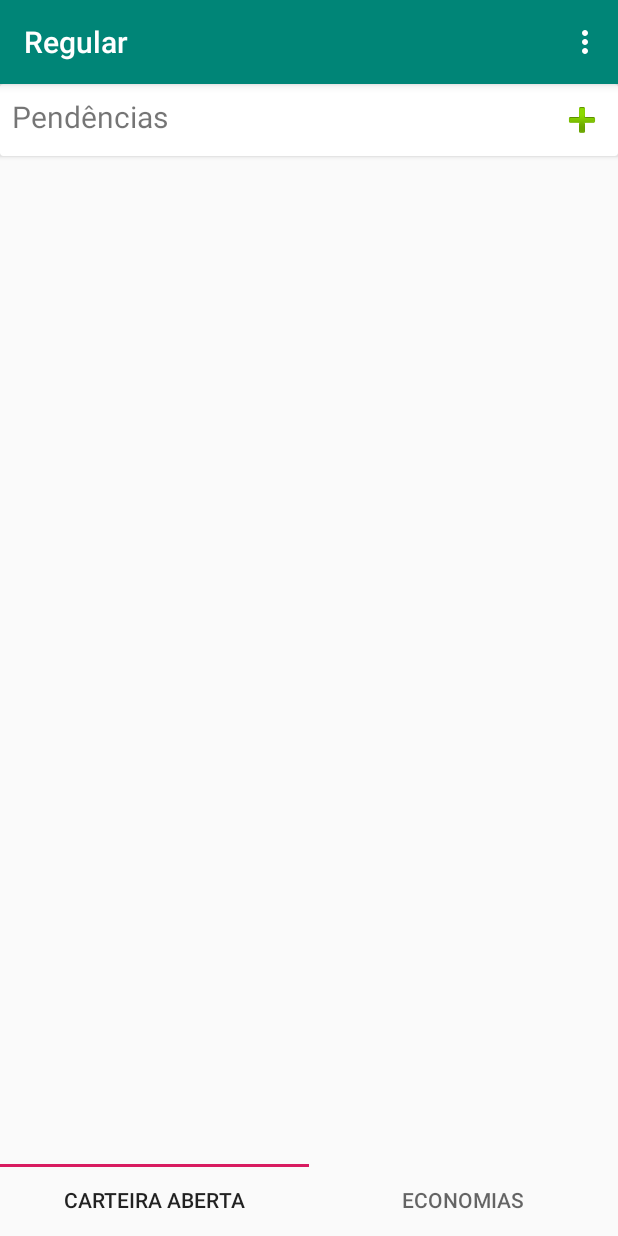
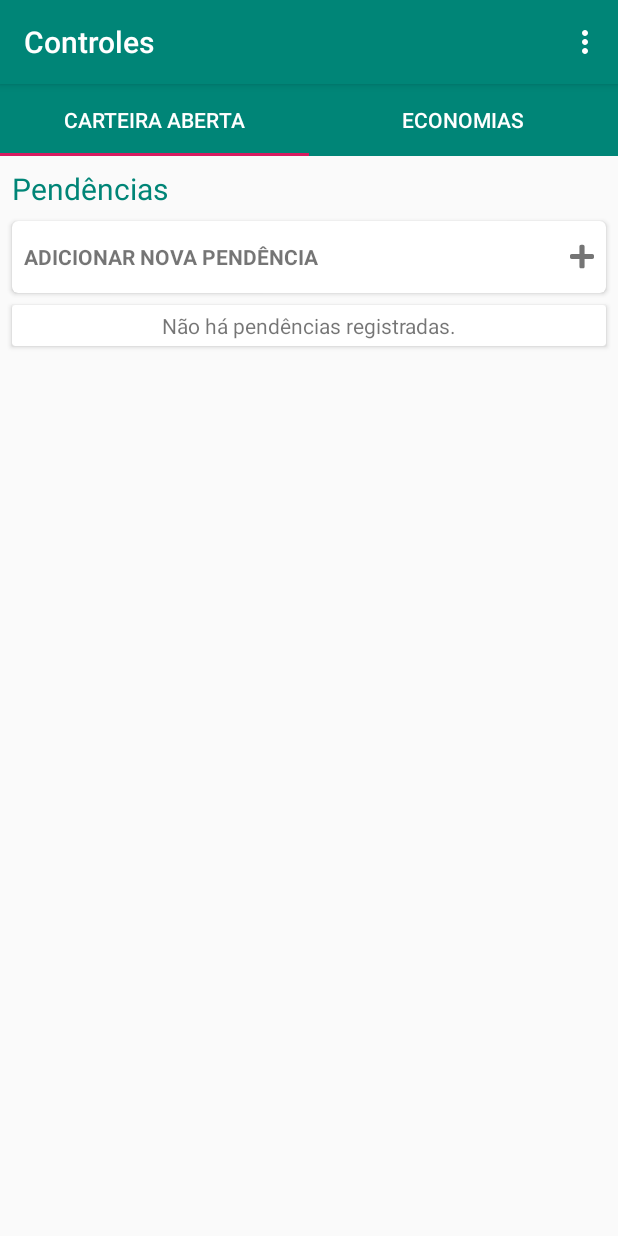
Before and after one commit to mathbaltazar/Myself, an Android app: the screen it shows after launch (MainActivity), on a phone screen of 412 x 824 dp. Run offline under Robolectric (Android 15) with nearby library versions, the phone set to English and light mode, and no system bars.

Commit message:
Mudança de layout

```diff
--- a/app/src/main/java/com/baltazarstudio/regular/adapter/CarteiraPendenciaAdapter.kt
+++ b/app/src/main/java/com/baltazarstudio/regular/adapter/CarteiraPendenciaAdapter.kt
@@ -13,7 +13,7 @@ import com.baltazarstudio.regular.model.CarteiraPendencia
 import com.baltazarstudio.regular.ui.CarteiraAbertaFragment
 import com.baltazarstudio.regular.ui.DetalhesItemCarteiraActivity
 import com.baltazarstudio.regular.util.Utils
-import kotlinx.android.synthetic.main.item_carteira_aberta.view.*
+import kotlinx.android.synthetic.main.item_carteira_aberta_pendencia.view.*
 
 class CarteiraPendenciaAdapter(private var fragment: Fragment,
                                private var itens: List<CarteiraPendencia>) : BaseAdapter() {
@@ -25,7 +25,7 @@ class CarteiraPendenciaAdapter(private var fragment: Fragment,
     override fun getView(position: Int, convertView: View?, viewGroup: ViewGroup?): View {
         val holder: ViewHolder
         if (convertView == null) {
-            val view = LayoutInflater.from(context).inflate(R.layout.item_carteira_aberta, null)
+            val view = LayoutInflater.from(context).inflate(R.layout.item_carteira_aberta_pendencia, null)
             holder = ViewHolder()
             holder.descricao = view.tv_item_carteira_descricao
             holder.valor = view.tv_item_carteira_valor
--- a/app/src/main/java/com/baltazarstudio/regular/ui/CarteiraAbertaFragment.kt
+++ b/app/src/main/java/com/baltazarstudio/regular/ui/CarteiraAbertaFragment.kt
@@ -1,11 +1,10 @@
 package com.baltazarstudio.regular.ui
 
-import android.content.DialogInterface
+import android.annotation.SuppressLint
 import android.os.Bundle
 import android.view.LayoutInflater
 import android.view.View
 import android.view.ViewGroup
-import android.widget.BaseAdapter
 import android.widget.Toast
 import androidx.appcompat.app.AlertDialog
 import androidx.fragment.app.Fragment
@@ -15,7 +14,7 @@ import com.baltazarstudio.regular.database.CarteiraPendenciaDAO
 import com.baltazarstudio.regular.model.CarteiraPendencia
 import com.baltazarstudio.regular.util.Utils
 import kotlinx.android.synthetic.main.dialog_add_element.view.*
-import kotlinx.android.synthetic.main.fragment_cateira_aberta.view.*
+import kotlinx.android.synthetic.main.fragment_carteira_aberta.view.*
 import java.math.BigDecimal
 
 
@@ -23,7 +22,6 @@ class CarteiraAbertaFragment : Fragment() {
 
 
     private lateinit var carteiraPendenciaDAO: CarteiraPendenciaDAO
-    private lateinit var listItensPendencias: List<CarteiraPendencia>
     private lateinit var v: View
 
     override fun onCreateView(
@@ -31,34 +29,34 @@ class CarteiraAbertaFragment : Fragment() {
             savedInstanceState: Bundle?
     ): View {
         // Inflate the layout for this fragment
-        v = inflater.inflate(R.layout.fragment_cateira_aberta, container, false)
+        v = inflater.inflate(R.layout.fragment_carteira_aberta, container, false)
         return v
     }
 
 
     private fun startView() {
         carteiraPendenciaDAO = CarteiraPendenciaDAO(context!!)
-        listItensPendencias = carteiraPendenciaDAO.getTodos()
-        v.listview_carteira_pendencias.adapter = CarteiraPendenciaAdapter(this, listItensPendencias)
 
-        v.btn_toggle_add_item_carteira.setOnClickListener {
+        v.button_add_pendencia.setOnClickListener {
             createDialogNovaPendencia()
         }
+
+        refreshListPendencias()
     }
 
 
     private fun refreshListPendencias() {
-        listItensPendencias = carteiraPendenciaDAO.getTodos()
+        val listItensPendencias = carteiraPendenciaDAO.getTodos()
+        v.listview_carteira_pendencias.adapter = CarteiraPendenciaAdapter(this, listItensPendencias)
 
-        if (listItensPendencias.size == 0) {
+        if (listItensPendencias.isEmpty()) {
             v.tv_sem_pendencias.visibility = View.VISIBLE
         } else {
             v.tv_sem_pendencias.visibility = View.GONE
         }
-
-        (v.listview_carteira_pendencias.adapter as BaseAdapter).notifyDataSetChanged()
     }
 
+    @SuppressLint("InflateParams")
     private fun createDialogNovaPendencia() {
         val dialogView = layoutInflater.inflate(R.layout.dialog_add_element, null)
         val dialog = AlertDialog.Builder(context!!)
@@ -100,14 +98,12 @@ class CarteiraAbertaFragment : Fragment() {
         AlertDialog.Builder(context!!)
                 .setTitle(R.string.all_dialog_title_excluir)
                 .setMessage(R.string.all_dialog_message_excluir)
-            .setPositiveButton(R.string.all_string_sim, object : DialogInterface.OnClickListener {
-                override fun onClick(p0: DialogInterface?, p1: Int) {
+                .setPositiveButton(R.string.all_string_sim) { _, _ ->
                     carteiraPendenciaDAO.excluir(item)
                     Toast.makeText(context, R.string.toast_carteira_pendencia_removida, Toast.LENGTH_SHORT).show()
 
                     refreshListPendencias()
                 }
-            })
                 .setNegativeButton(R.string.all_string_nao, null)
                 .show()
         return true
--- a/app/src/main/java/com/baltazarstudio/regular/ui/MainActivity.kt
+++ b/app/src/main/java/com/baltazarstudio/regular/ui/MainActivity.kt
@@ -8,6 +8,7 @@ import com.baltazarstudio.regular.R
 import com.baltazarstudio.regular.adapter.MainPagerAdapter
 import kotlinx.android.synthetic.main.activity_main.*
 import kotlinx.android.synthetic.main.activity_main_content.*
+import kotlinx.android.synthetic.main.activity_main_content.view.*
 
 class MainActivity : AppCompatActivity() {
 
@@ -15,7 +16,7 @@ class MainActivity : AppCompatActivity() {
         super.onCreate(savedInstanceState)
         setContentView(R.layout.activity_main)
         setSupportActionBar(toolbar)
-        toolbar.title = getString(R.string.activity_title_main)
+        supportActionBar?.title = getString(R.string.activity_title_main)
 
         tab_layout.setupWithViewPager(vp_content_main)
 
@@ -23,7 +24,6 @@ class MainActivity : AppCompatActivity() {
         adapter.addFragment(CarteiraAbertaFragment(), getString(R.string.view_pager_fragment_title_carteira))
         adapter.addFragment(EconomiasFragment(), getString(R.string.view_pager_fragment_title_economias))
         vp_content_main.adapter = adapter
-
 
     }
 
--- /dev/null
+++ b/app/src/main/res/drawable/ic_add.xml
@@ -0,0 +1,13 @@
+<vector
+    xmlns:android="http://schemas.android.com/apk/res/android"
+    android:name="vector"
+    android:width="16dp"
+    android:height="18dp"
+    android:viewportWidth="448"
+    android:viewportHeight="512">
+    <path
+        android:name="path"
+        android:pathData="M 416 208 L 272 208 L 272 64 C 272 46.33 257.67 32 240 32 L 208 32 C 190.33 32 176 46.33 176 64 L 176 208 L 32 208 C 14.33 208 0 222.33 0 240 L 0 272 C 0 289.67 14.33 304 32 304 L 176 304 L 176 448 C 176 465.67 190.33 480 208 480 L 240 480 C 257.67 480 272 465.67 272 448 L 272 304 L 416 304 C 433.67 304 448 289.67 448 272 L 448 240 C 448 222.33 433.67 208 416 208 Z"
+        android:fillColor="#757575"
+        android:strokeWidth="1"/>
+</vector>
--- a/app/src/main/res/layout/activity_main_content.xml
+++ b/app/src/main/res/layout/activity_main_content.xml
@@ -9,17 +9,18 @@
     tools:showIn="@layout/activity_main">
 
 
-    <androidx.viewpager.widget.ViewPager
-        android:id="@+id/vp_content_main"
-        android:layout_width="match_parent"
-        android:layout_height="match_parent"
-        android:layout_above="@id/tab_layout" />
 
     <com.google.android.material.tabs.TabLayout
         android:id="@+id/tab_layout"
         android:layout_width="match_parent"
         android:layout_height="wrap_content"
-        android:layout_alignParentBottom="true"
-        app:tabIndicatorGravity="top" />
+        app:tabBackground="@color/colorPrimary"
+        app:tabTextColor="@android:color/white"/>
+
+    <androidx.viewpager.widget.ViewPager
+        android:id="@+id/vp_content_main"
+        android:layout_width="match_parent"
+        android:layout_height="match_parent"
+        android:layout_below="@id/tab_layout" />
 
 </RelativeLayout>
--- /dev/null
+++ b/app/src/main/res/layout/fragment_carteira_aberta.xml
@@ -0,0 +1,72 @@
+<?xml version="1.0" encoding="utf-8"?>
+<LinearLayout xmlns:android="http://schemas.android.com/apk/res/android"
+    xmlns:app="http://schemas.android.com/apk/res-auto"
+    xmlns:tools="http://schemas.android.com/tools"
+    android:layout_width="match_parent"
+    android:layout_height="match_parent"
+    android:padding="@dimen/all_default_layout_offset"
+    android:orientation="vertical"
+    tools:ignore="ContentDescription">
+
+
+    <!--<TextView-->
+        <!--android:layout_width="match_parent"-->
+        <!--android:layout_height="wrap_content"-->
+        <!--android:layout_margin="@dimen/all_default_layout_offset"-->
+        <!--android:text="@string/all_string_adicionar"-->
+        <!--android:textAlignment="textStart"-->
+        <!--android:textColor="@color/colorPrimary"-->
+        <!--android:textSize="20sp" />-->
+    <TextView
+        android:layout_width="match_parent"
+        android:layout_height="wrap_content"
+        android:layout_margin="@dimen/all_default_layout_offset"
+        android:text="@string/all_carteira_title_pendencias"
+        android:textAlignment="textStart"
+        android:textColor="@color/colorPrimary"
+        android:textSize="20sp" />
+
+    <androidx.cardview.widget.CardView
+        android:layout_width="match_parent"
+        android:layout_height="wrap_content"
+        android:layout_margin="@dimen/all_default_layout_offset"
+        app:cardCornerRadius="4dp"
+        app:cardElevation="2dp">
+
+        <TextView
+            android:id="@+id/button_add_pendencia"
+            android:layout_width="match_parent"
+            android:layout_height="@dimen/all_button_default_height"
+            android:padding="@dimen/all_padding_card_button_textview"
+            android:gravity="center|start"
+            android:background="?attr/selectableItemBackground"
+            android:clickable="true"
+            android:focusable="true"
+            android:textStyle="bold"
+            android:drawableEnd="@drawable/ic_add"
+            android:text="@string/all_button_nova_pendencia" />
+    </androidx.cardview.widget.CardView>
+
+    <androidx.cardview.widget.CardView
+    android:layout_width="match_parent"
+    android:layout_height="wrap_content"
+    android:layout_margin="@dimen/all_default_layout_offset"
+    app:cardCornerRadius="2dp"
+    app:cardElevation="2dp">
+
+
+        <TextView
+        android:id="@+id/tv_sem_pendencias"
+        android:layout_width="match_parent"
+        android:layout_height="wrap_content"
+        android:padding="@dimen/all_default_layout_offset"
+        android:text="@string/all_label_sem_pendencias"
+        android:textAlignment="center" />
+
+        <ListView
+        android:id="@+id/listview_carteira_pendencias"
+        android:layout_width="match_parent"
+        android:layout_height="match_parent" />
+
+    </androidx.cardview.widget.CardView>
+</LinearLayout>
--- a/app/src/main/res/layout/fragment_cateira_aberta.xml
+++ /dev/null
@@ -1,66 +0,0 @@
-<?xml version="1.0" encoding="utf-8"?>
-<LinearLayout xmlns:android="http://schemas.android.com/apk/res/android"
-    xmlns:app="http://schemas.android.com/apk/res-auto"
-    xmlns:tools="http://schemas.android.com/tools"
-    android:layout_width="match_parent"
-    android:layout_height="match_parent"
-    android:orientation="vertical"
-    tools:ignore="ContentDescription">
-
-    <androidx.cardview.widget.CardView
-        android:layout_width="match_parent"
-        android:layout_height="wrap_content"
-        app:cardElevation="2dp">
-
-        <LinearLayout
-            android:layout_width="match_parent"
-            android:layout_height="wrap_content"
-            android:orientation="vertical"
-            android:padding="@dimen/all_default_layout_offset">
-
-            <RelativeLayout
-                android:layout_width="match_parent"
-                android:layout_height="wrap_content"
-                android:layout_margin="@dimen/all_default_layout_offset">
-
-                <TextView
-                    android:layout_width="match_parent"
-                    android:layout_height="wrap_content"
-                    android:layout_toStartOf="@id/btn_toggle_add_item_carteira"
-                    android:text="@string/all_carteira_title_pendencias"
-                    android:textAlignment="textStart"
-                    android:textSize="20sp" />
-
-                <ImageView
-                    android:id="@+id/btn_toggle_add_item_carteira"
-                    android:layout_width="wrap_content"
-                    android:layout_height="wrap_content"
-                    android:layout_alignParentEnd="true"
-                    android:background="?android:selectableItemBackground"
-                    android:clickable="true"
-                    android:focusable="true"
-                    android:src="@android:drawable/ic_input_add" />
-
-            </RelativeLayout>
-
-
-        </LinearLayout>
-    </androidx.cardview.widget.CardView>
-
-    <TextView
-        android:id="@+id/tv_sem_pendencias"
-        android:layout_width="match_parent"
-        android:layout_height="wrap_content"
-        android:padding="@dimen/all_default_layout_offset"
-        android:text="@string/all_label_sem_pendencias"
-        android:textAlignment="center"
-        android:visibility="gone" />
-
-
-    <ListView
-        android:id="@+id/listview_carteira_pendencias"
-        android:layout_width="match_parent"
-        android:layout_height="match_parent" />
-
-
-</LinearLayout>
--- a/app/src/main/res/values/dimens.xml
+++ b/app/src/main/res/values/dimens.xml
@@ -4,4 +4,5 @@
     <dimen name="rounded_border_width">2dp</dimen>
     <dimen name="all_button_default_height">48dp</dimen>
     <dimen name="text_size_10">10sp</dimen>
+    <dimen name="all_padding_card_button_textview">8dp</dimen>
 </resources>
--- a/app/src/main/res/values/strings.xml
+++ b/app/src/main/res/values/strings.xml
@@ -7,7 +7,9 @@
     <string name="all_input_hint_valor">Valor</string>
     <string name="all_input_hint_descricao">Descrição</string>
     <string name="all_carteira_title_pendencias">Pendências</string>
+    <string name="all_carteira_title_economias">Pendências</string>
     <string name="all_label_sem_pendencias">Não há pendências registradas.</string>
+    <string name="all_label_sem_economias">Não há economias registradas.</string>
 
     <string name="hello_blank_fragment">Hello blank fragment</string>
     <string name="toast_carteira_pendencia_adicionada">Pendência adicionada</string>
@@ -22,4 +24,5 @@
     <string name="all_dialog_message_excluir">Confirma a exclusão?</string>
     <string name="toast_carteira_pendencia_removida">Pendência removida</string>
     <string name="activity_title_main">Controles</string>
+    <string name="all_button_nova_pendencia">ADICIONAR NOVA PENDÊNCIA</string>
 </resources>
```
Also changed, not shown: app/src/main/res/layout/fragment_economias.xml (+60 -10 lines), app/src/main/res/layout/item_carteira_aberta_pendencia.xml (renamed from app/src/main/res/layout/item_carteira_aberta.xml). Lines whose indentation alone changed are shown as unchanged.
